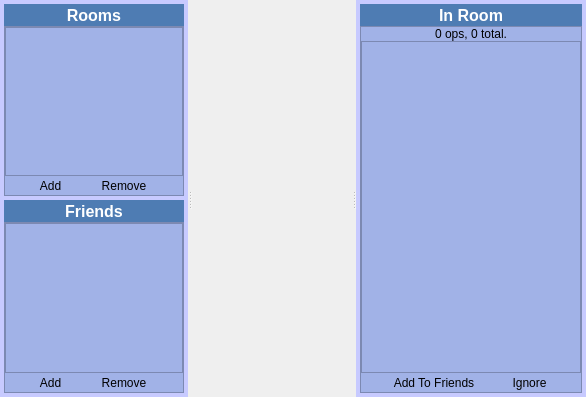
Before: the Qt Designer form UI/widgetchat.ui in c3c/quazaa, drawn with Qt 5.
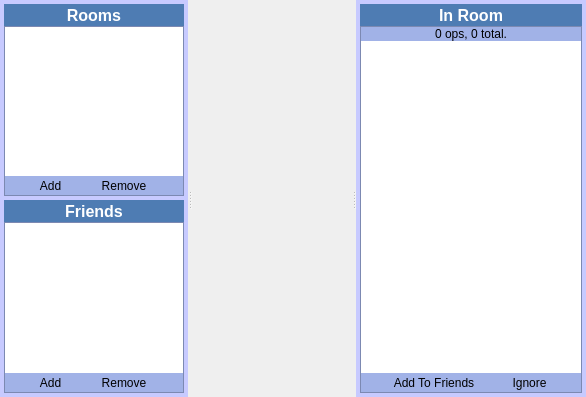
After: the same form once the commit is applied. Icons and pictures are not drawn.

Commit message: Fixed skinning of all list views. Still working on the coloring for Chat elements but it is almost done.

Diff of the .ui file:
```diff
--- a/UI/widgetchat.ui
+++ b/UI/widgetchat.ui
@@ -161,7 +161,45 @@
              </layout>
             </item>
             <item row="2" column="0">
-             <widget class="QListView" name="listViewChatRooms"/>
+             <widget class="QListView" name="listViewChatRooms">
+              <property name="styleSheet">
+               <string notr="true">QAbstractScrollArea {
+     border: 1px solid white;
+	color: black;
+	background-color: white;
+	alternate-background-color: lightgrey;
+	selection-color: white;
+     selection-background-color: rgb(65, 85, 168);
+ }
+
+QHeaderView {
+	background-color:  rgb(104, 116, 152);
+}
+
+ QHeaderView::section {
+     background-color: rgb(104, 116, 152);
+     color: white;
+     padding-left: 4px;
+     border: 1px solid transparent;
+ }
+
+ QHeaderView::section:checked
+ {
+     background-color: rgb(104, 116, 152);
+ }
+
+ /* style the sort indicator */
+ QHeaderView::down-arrow {
+	width: 20px;
+     image: url(Skin/Quazaa OS/ScrollDownArrow.png);
+ }
+
+ QHeaderView::up-arrow {
+	width: 20px;
+     image: url(Skin/Quazaa OS/ScrollUpArrow.png);
+ }</string>
+              </property>
+             </widget>
             </item>
            </layout>
           </widget>
@@ -350,7 +388,45 @@
              </layout>
             </item>
             <item row="0" column="0">
-             <widget class="QListView" name="listViewChatFriends"/>
+             <widget class="QListView" name="listViewChatFriends">
+              <property name="styleSheet">
+               <string notr="true">QAbstractScrollArea {
+     border: 1px solid white;
+	color: black;
+	background-color: white;
+	alternate-background-color: lightgrey;
+	selection-color: white;
+     selection-background-color: rgb(65, 85, 168);
+ }
+
+QHeaderView {
+	background-color:  rgb(104, 116, 152);
+}
+
+ QHeaderView::section {
+     background-color: rgb(104, 116, 152);
+     color: white;
+     padding-left: 4px;
+     border: 1px solid transparent;
+ }
+
+ QHeaderView::section:checked
+ {
+     background-color: rgb(104, 116, 152);
+ }
+
+ /* style the sort indicator */
+ QHeaderView::down-arrow {
+	width: 20px;
+     image: url(Skin/Quazaa OS/ScrollDownArrow.png);
+ }
+
+ QHeaderView::up-arrow {
+	width: 20px;
+     image: url(Skin/Quazaa OS/ScrollUpArrow.png);
+ }</string>
+              </property>
+             </widget>
             </item>
            </layout>
           </widget>
@@ -518,7 +594,45 @@
              </widget>
             </item>
             <item row="1" column="0">
-             <widget class="QListView" name="listViewChatUsers"/>
+             <widget class="QListView" name="listViewChatUsers">
+              <property name="styleSheet">
+               <string notr="true">QAbstractScrollArea {
+     border: 1px solid white;
+	color: black;
+	background-color: white;
+	alternate-background-color: lightgrey;
+	selection-color: white;
+     selection-background-color: rgb(65, 85, 168);
+ }
+
+QHeaderView {
+	background-color:  rgb(104, 116, 152);
+}
+
+ QHeaderView::section {
+     background-color: rgb(104, 116, 152);
+     color: white;
+     padding-left: 4px;
+     border: 1px solid transparent;
+ }
+
+ QHeaderView::section:checked
+ {
+     background-color: rgb(104, 116, 152);
+ }
+
+ /* style the sort indicator */
+ QHeaderView::down-arrow {
+	width: 20px;
+     image: url(Skin/Quazaa OS/ScrollDownArrow.png);
+ }
+
+ QHeaderView::up-arrow {
+	width: 20px;
+     image: url(Skin/Quazaa OS/ScrollUpArrow.png);
+ }</string>
+              </property>
+             </widget>
             </item>
            </layout>
           </widget>
```
Left out of the diff: 24 changed lines with no effect on the pictures. The commit also changes 34 other files.
